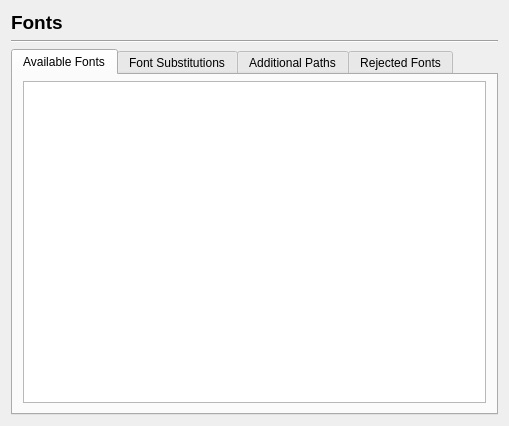
Old version of the form scribus/ui/prefs_fontsbase.ui in the repository scribusproject/scribus.
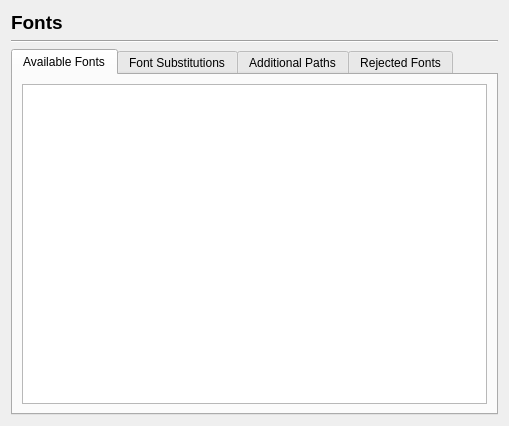
New version of the form. Custom widgets are drawn as their Qt base class.

Commit message: #16363: remove custom margins from fonts preferences tab

```diff
--- a/scribus/ui/prefs_fontsbase.ui
+++ b/scribus/ui/prefs_fontsbase.ui
@@ -45,18 +45,6 @@
        <string>Available Fonts</string>
       </attribute>
       <layout class="QVBoxLayout" name="verticalLayout_2">
-       <property name="leftMargin">
-        <number>10</number>
-       </property>
-       <property name="topMargin">
-        <number>6</number>
-       </property>
-       <property name="rightMargin">
-        <number>10</number>
-       </property>
-       <property name="bottomMargin">
-        <number>10</number>
-       </property>
        <item>
         <widget class="FontListView" name="fontListTableView"/>
        </item>
```
Left out of the diff: 12 changed lines with no effect on the pictures.
